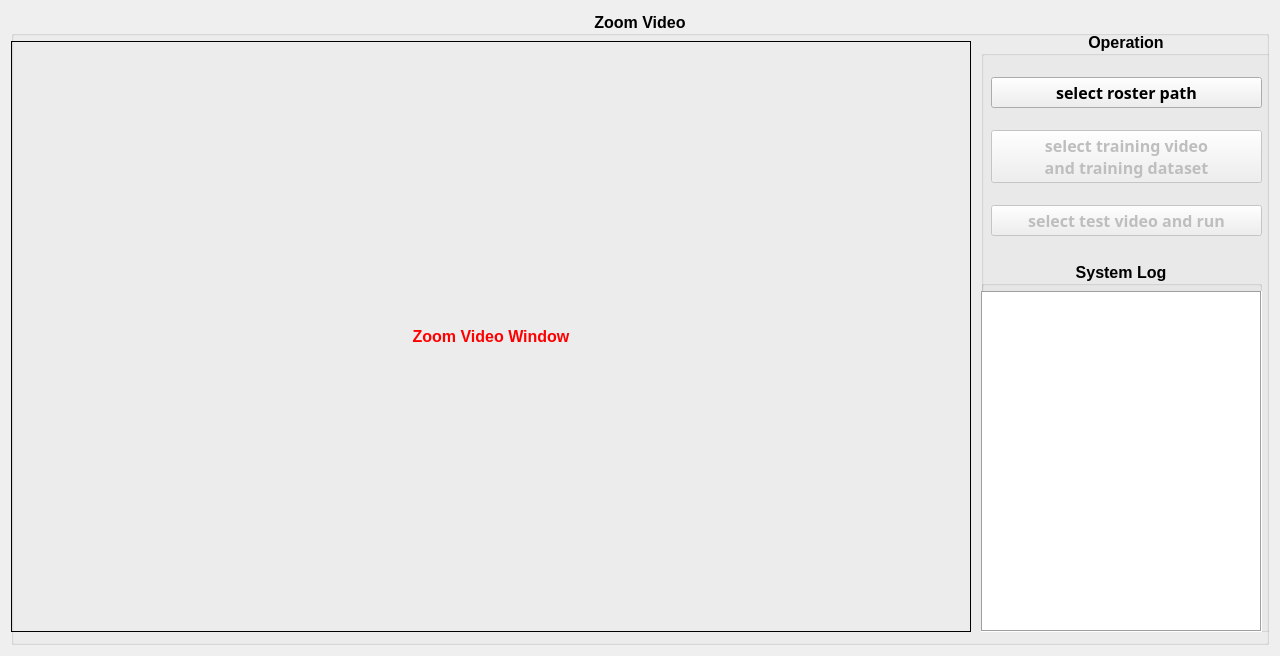
Qt form faceRecognition.ui (VPRLab/iExam) before a commit.
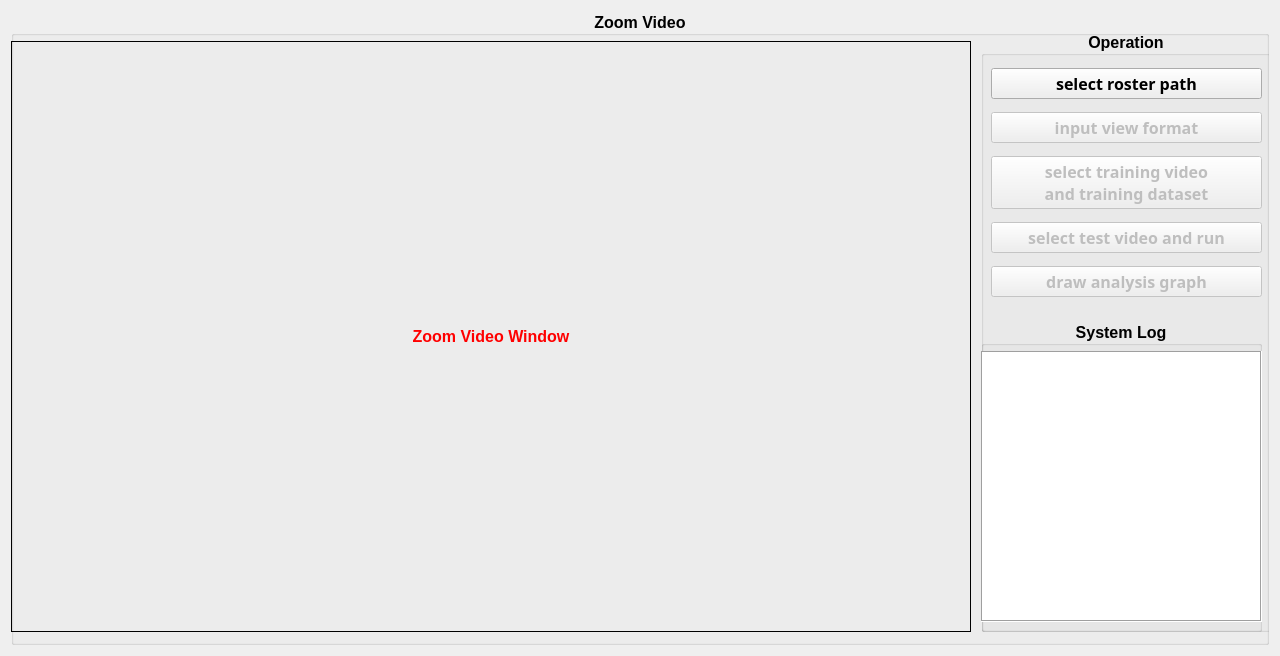
The same form after that commit. Icons and pictures are not drawn.

What changed in the file:
```diff
--- a/faceRecognition.ui
+++ b/faceRecognition.ui
@@ -97,9 +97,9 @@
        <property name="geometry">
         <rect>
          <x>0</x>
-         <y>230</y>
+         <y>290</y>
          <width>281</width>
-         <height>371</height>
+         <height>311</height>
         </rect>
        </property>
        <property name="title">
@@ -114,7 +114,7 @@
           <x>0</x>
           <y>30</y>
           <width>281</width>
-          <height>341</height>
+          <height>271</height>
          </rect>
         </property>
         <property name="font">
@@ -136,7 +136,7 @@
          <x>10</x>
          <y>30</y>
          <width>271</width>
-         <height>191</height>
+         <height>243</height>
         </rect>
        </property>
        <layout class="QVBoxLayout" name="verticalLayout">
@@ -162,6 +162,28 @@
           </property>
          </widget>
         </item>
+        <item>
+         <widget class="QPushButton" name="clipFormatButton">
+          <property name="enabled">
+           <bool>false</bool>
+          </property>
+          <property name="font">
+           <font>
+            <family>Yu Gothic UI Semibold</family>
+            <pointsize>12</pointsize>
+            <weight>75</weight>
+            <bold>true</bold>
+            <kerning>true</kerning>
+           </font>
+          </property>
+          <property name="text">
+           <string>input view format</string>
+          </property>
+          <property name="checkable">
+           <bool>true</bool>
+          </property>
+         </widget>
+        </item>
         <item>
          <widget class="QPushButton" name="uploadVideoButton">
           <property name="enabled">
@@ -207,6 +229,28 @@
           </property>
          </widget>
         </item>
+        <item>
+         <widget class="QPushButton" name="drawButton">
+          <property name="enabled">
+           <bool>false</bool>
+          </property>
+          <property name="font">
+           <font>
+            <family>Yu Gothic UI Semibold</family>
+            <pointsize>12</pointsize>
+            <weight>75</weight>
+            <bold>true</bold>
+            <kerning>true</kerning>
+           </font>
+          </property>
+          <property name="text">
+           <string>draw analysis graph</string>
+          </property>
+          <property name="checkable">
+           <bool>true</bool>
+          </property>
+         </widget>
+        </item>
        </layout>
       </widget>
      </widget>
```
